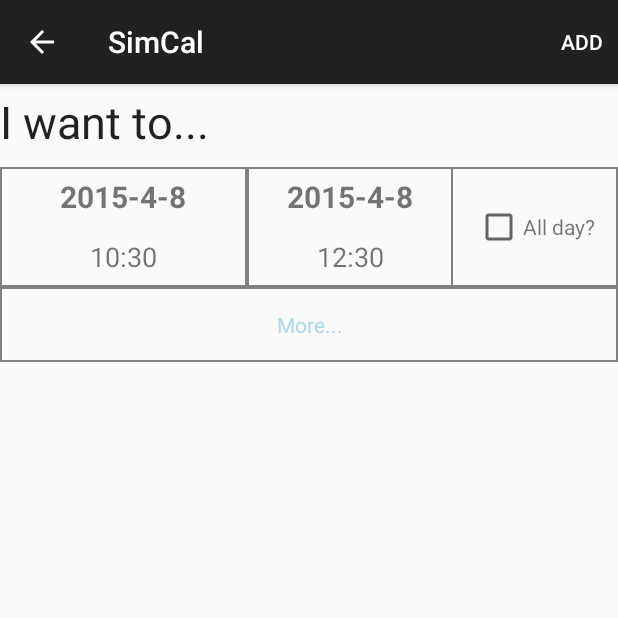
After one commit to SpongeBobSun/SimCal, an Android app: the AddEventActivity screen opened directly, with no data from a screen before it, on a phone screen of 412 x 824 dp, the top half of it. The commit adds this screen. Run offline under Robolectric (Android 15) with nearby library versions, the phone set to English and light mode, and no system bars.

Commit message:
Add "AddEvent" Activity & Fragment
Add "AddEvent" Activity & Fragment.
Add date & time picker.

```diff
--- /dev/null
+++ b/app/src/main/java/sun/bob/simcal/AddEventActivity.java
@@ -0,0 +1,121 @@
+package sun.bob.simcal;
+
+import android.content.Intent;
+import android.os.Bundle;
+import android.support.v4.app.FragmentManager;
+import android.support.v7.app.ActionBarActivity;
+import android.util.Log;
+import android.view.Menu;
+import android.view.MenuItem;
+import android.widget.Toast;
+
+import java.util.Calendar;
+
+import sun.bob.simcal.model.mMonthData;
+import sun.bob.simcal.view.AddEventFragment;
+
+/**
+ * Created by sunkuan on 2015/4/8.
+ */
+public class AddEventActivity extends ActionBarActivity {
+    private String startCCYY;
+    private String startMM;
+    private String startDD;
+    private String startHH;
+    private String startTT;
+    private String endCCYY;
+    private String endMM;
+    private String endDD;
+    private String endHH;
+    private String endTT;
+    private String title;
+    private String detail;
+
+    @Override
+    public void onCreate(Bundle savedInstanceState){
+        super.onCreate(savedInstanceState);
+        setContentView(R.layout.fragment_add_event);
+        getSupportActionBar().setDisplayHomeAsUpEnabled(true);
+        FragmentManager fm = this.getSupportFragmentManager();
+        AddEventFragment addEventFragment = (AddEventFragment) fm.findFragmentById(R.id.id_add_event_fragment_container);
+        if(addEventFragment == null){
+            addEventFragment = new AddEventFragment();
+            fm.beginTransaction()
+                    .add(R.id.id_add_event_fragment_container,addEventFragment)
+                    .commit();
+            }
+        getDefaultValue();
+        }
+
+    private void getDefaultValue(){
+        startCCYY = mMonthData.getCurrentCCYY();
+        startMM = mMonthData.getCurrentMM();
+        startDD = mMonthData.getCurrentDD();
+        startHH = mMonthData.getCurrentHH();
+        startTT = mMonthData.getCurrentTT();
+        endCCYY = startCCYY;
+        startMM = mMonthData.getCurrentMM();
+        startDD = mMonthData.getCurrentDD();
+        startHH = mMonthData.getDefaultEndHH();
+        startTT = mMonthData.getCurrentTT();
+        title = "untitled event";
+//        detail = "Untitled event occurs on" + startCCYY+" "+startMMDD+" "+startHHMM;
+
+    }
+
+    @Override
+    public boolean onCreateOptionsMenu(Menu menu) {
+        getMenuInflater().inflate(R.menu.add_event, menu);
+        return true;
+    }
+    @Override
+    public void onActivityResult(int requestCode, int resultCode, Intent data){
+        /**
+         * requestCode:
+         *              0:  Start Date Picker
+         *              1:  End Date Picker
+         * resultCode:
+         *              0:  success - two steps all passed
+         *              1:  fail - only picked date
+         *              2:  fail - only picked time?
+         */
+        switch (requestCode){
+            case 0:
+                    if(resultCode == 0){
+                        if(data == null)
+                            return;
+//                        Toast.makeText(this,data.getStringExtra("date")+" --- "+data.getStringExtra("time"),Toast.LENGTH_LONG).show();
+                        startCCYY = data.getStringExtra("CCYY");
+                        startMM = data.getStringExtra("MM");
+                        startDD = data.getStringExtra("DD");
+                        startHH = data.getStringExtra("HH");
+                        startTT = data.getStringExtra("TT");
+                    }else{
+                        return;
+                    }
+                break;
+            case 1:
+                if(resultCode == 0){
+                    if(data == null)
+                        return;
+//                    Toast.makeText(this,data.getStringExtra("date")+" --- "+data.getStringExtra("time"),Toast.LENGTH_LONG).show();
+                    endCCYY = data.getStringExtra("CCYY");
+                    endMM = data.getStringExtra("MM");
+                    endDD = data.getStringExtra("DD");
+                    endHH = data.getStringExtra("HH");
+                    endTT = data.getStringExtra("TT");
+                }else{
+                    return;
+                }
+                break;
+            default:
+                break;
+        }
+        return;
+    }
+    @Override
+    public boolean onOptionsItemSelected(MenuItem item) {
+        Log.e("SimCal - ",startCCYY+startMM+startDD+startHH+startTT);
+        return true;
+    }
+}
--- a/app/src/main/java/sun/bob/simcal/MainActivity.java
+++ b/app/src/main/java/sun/bob/simcal/MainActivity.java
@@ -116,6 +116,10 @@ public class MainActivity extends ActionBarActivity
         return mainFragment.getCurrentSelectDate();
     }
 
+    @Override
+    public void onSaveInstanceState(Bundle outState){
+        super.onSaveInstanceState(outState);
+    }
 //    /**
 //     * A placeholder fragment containing a simple view.
 //     */
--- a/app/src/main/java/sun/bob/simcal/model/mMonthData.java
+++ b/app/src/main/java/sun/bob/simcal/model/mMonthData.java
@@ -22,6 +22,7 @@ public class mMonthData{
     private int year;
     private int month;
     private int lastMonth;
+    private static Calendar todayCalendar;
     public mMonthData(Context context){
         appContext = context;
 //        instance = this;
@@ -125,12 +126,70 @@ public class mMonthData{
         content.get(day + 7 + startDay - 1).mark(color,style);
     }
     public static int getCurrentYear(){
-        Calendar c = Calendar.getInstance();
-        return c.get(Calendar.YEAR);
+        if(todayCalendar == null){
+            todayCalendar = Calendar.getInstance();
+        }
+        return todayCalendar.get(Calendar.YEAR);
     }
     public static int getCurrentMonth(){
-        Calendar c = Calendar.getInstance();
-        return c.get(Calendar.MONTH)+1;
+        if(todayCalendar == null){
+            todayCalendar = Calendar.getInstance();
+        }
+        return todayCalendar.get(Calendar.MONTH)+1;
+    }
+    public static String getCurrentCCYY(){
+        if(todayCalendar == null){
+            todayCalendar = Calendar.getInstance();
+        }
+        return String.format("%d",todayCalendar.get(Calendar.YEAR));
+    }
+    public static String getCurrentMMDD(){
+        if(todayCalendar == null){
+            todayCalendar = Calendar.getInstance();
+        }
+        return String.format("%d-%d",todayCalendar.get(Calendar.MONTH)+1,todayCalendar.get(Calendar.DAY_OF_MONTH));
+    }
+    public static String getCurrentMM(){
+        if(todayCalendar == null){
+            todayCalendar = Calendar.getInstance();
+        }
+        return String.format("%d",todayCalendar.get(Calendar.MONTH)+1);
+    }
+    public static String getCurrentDD(){
+        if(todayCalendar == null){
+            todayCalendar = Calendar.getInstance();
+        }
+        return String.format("%d",todayCalendar.get(Calendar.DAY_OF_MONTH));
+    }
+    public static String getCurrentHHMM(){
+        if(todayCalendar == null){
+            todayCalendar = Calendar.getInstance();
+        }
+        return String.format("%d:%d",todayCalendar.get(Calendar.HOUR_OF_DAY),todayCalendar.get(Calendar.MINUTE));
+    }
+    public static String getCurrentHH(){
+        if(todayCalendar == null){
+            todayCalendar = Calendar.getInstance();
+        }
+        return String.format("%d",todayCalendar.get(Calendar.HOUR_OF_DAY));
+    }
+    public static String getDefaultEndHH(){
+        if(todayCalendar == null){
+            todayCalendar = Calendar.getInstance();
+        }
+        return String.format("%d",todayCalendar.get(Calendar.HOUR_OF_DAY)+2);
+    }
+    public static String getCurrentTT(){
+        if(todayCalendar == null){
+            todayCalendar = Calendar.getInstance();
+        }
+        return String.format("%d",todayCalendar.get(Calendar.MINUTE));
+    }
+    public static String getDefaultEndHHMM(){
+        if(todayCalendar == null){
+            todayCalendar = Calendar.getInstance();
+        }
+        return String.format("%d:%d",todayCalendar.get(Calendar.HOUR_OF_DAY)+2,todayCalendar.get(Calendar.MINUTE));
     }
     public ArrayList getArrayUp(int day){
         day+=startDay;
--- /dev/null
+++ b/app/src/main/java/sun/bob/simcal/view/AddEventFragment.java
@@ -0,0 +1,72 @@
+package sun.bob.simcal.view;
+
+import android.content.Intent;
+import android.os.Bundle;
+import android.support.v4.app.Fragment;
+import android.view.LayoutInflater;
+import android.view.MenuItem;
+import android.view.View;
+import android.view.ViewGroup;
+import android.widget.LinearLayout;
+import android.widget.TextView;
+
+import sun.bob.simcal.R;
+import sun.bob.simcal.model.mMonthData;
+
+/**
+ * Created by sunkuan on 2015/4/8.
+ */
+public class AddEventFragment extends Fragment {
+    @Override
+    public void onCreate(Bundle savedInstanceState){
+        super.onCreate(savedInstanceState);
+    }
+
+    @Override
+    public View onCreateView(LayoutInflater inflater,ViewGroup father,Bundle savedInstanceState){
+        View ret = null;
+        ret = inflater.inflate(R.layout.layout_add_event,father,false);
+        TextView startDateTextView = (TextView) ret.findViewById(R.id.id_date_picker_start);
+        TextView startTimeTextView = (TextView) ret.findViewById(R.id.id_time_picker_start);
+        TextView endDateTextView = (TextView) ret.findViewById(R.id.id_date_picker_end);
+        TextView endTimeTextView = (TextView) ret.findViewById(R.id.id_time_picker_end);
+
+        startDateTextView.setText(mMonthData.getCurrentCCYY()+"-"+mMonthData.getCurrentMMDD());
+        startTimeTextView.setText(mMonthData.getCurrentHHMM());
+
+        endDateTextView.setText(mMonthData.getCurrentCCYY()+"-"+mMonthData.getCurrentMMDD());
+        endTimeTextView.setText(mMonthData.getDefaultEndHHMM());
+
+        initListener(ret);
+
+        return ret;
+    }
+    @Override
+    public boolean onOptionsItemSelected(MenuItem item) {
+        if (item.getItemId() == R.id.action_add_event) {
+
+            return true;
+        }
+        return false;
+    }
+    public void initListener(View v){
+        LinearLayout startContainer = (LinearLayout) v.findViewById(R.id.id_start_selector_container);
+        startContainer.setOnClickListener(new View.OnClickListener() {
+            @Override
+            public void onClick(View v) {
+                //Todo
+                //Change text color here.
+                Intent intent = new Intent(getActivity(),DatePickerActivity.class);
+                getActivity().startActivityForResult(intent, 0);
+            }
+        });
+        LinearLayout endContainer = (LinearLayout) v.findViewById(R.id.id_end_selector_container);
+        endContainer.setOnClickListener(new View.OnClickListener() {
+            @Override
+            public void onClick(View v) {
+                Intent intent = new Intent(getActivity(),DatePickerActivity.class);
+                getActivity().startActivityForResult(intent, 1);
+            }
+        });
+    }
+}
--- a/app/src/main/java/sun/bob/simcal/view/MainFragment.java
+++ b/app/src/main/java/sun/bob/simcal/view/MainFragment.java
@@ -22,6 +22,7 @@ public class MainFragment extends Fragment {
     @Override
     public void onCreate(Bundle savedInstanceState){
         super.onCreate(savedInstanceState);
+        setRetainInstance(true);
     }
     @Override
     public View onCreateView(LayoutInflater inflater,ViewGroup parent,Bundle savedInstanceState){
--- /dev/null
+++ b/app/src/main/res/drawable/date_selector_1.xml
@@ -0,0 +1,7 @@
+<?xml version="1.0" encoding="UTF-8"?>
+<shape xmlns:android="http://schemas.android.com/apk/res/android"
+    android:shape="rectangle">
+    <solid android:color="@null"/>
+    <stroke android:width="1dp"
+            android:color="@color/gray"/>
+</shape>
--- /dev/null
+++ b/app/src/main/res/layout/fragment_add_event.xml
@@ -0,0 +1,9 @@
+<?xml version="1.0" encoding="utf-8"?>
+<FrameLayout
+    xmlns:android="http://schemas.android.com/apk/res/android"
+    android:orientation="vertical"
+    android:layout_width="match_parent"
+    android:layout_height="match_parent"
+    android:id="@+id/id_add_event_fragment_container">
+
+</FrameLayout>
--- /dev/null
+++ b/app/src/main/res/layout/layout_add_event.xml
@@ -0,0 +1,98 @@
+<?xml version="1.0" encoding="utf-8"?>
+<LinearLayout xmlns:android="http://schemas.android.com/apk/res/android"
+    android:orientation="vertical"
+    android:layout_width="match_parent"
+    android:layout_height="match_parent"
+    android:id="@+id/id_add_event_layout"
+    android:focusable="false"
+    android:focusableInTouchMode="true"
+    >
+    <EditText
+        android:layout_width="match_parent"
+        android:layout_height="50dp"
+        android:maxLines="1"
+        android:singleLine="true"
+        android:textSize="30dp"
+        android:text="I want to..."
+        android:background="@null"
+        android:layout_marginBottom="5dp"/>
+    <LinearLayout
+        android:layout_width="match_parent"
+        android:layout_height="80dp"
+        android:orientation="horizontal"
+        android:background="@drawable/date_selector_1">
+        <LinearLayout
+            android:layout_width="0px"
+            android:layout_height="match_parent"
+            android:layout_weight="1.2"
+            android:orientation="vertical"
+            android:background="@drawable/date_selector_1"
+            android:id="@+id/id_start_selector_container"
+            >
+            <TextView
+                android:layout_width="fill_parent"
+                android:layout_height="40dp"
+                android:textSize="20dp"
+                android:text="CCYY-MM-DD"
+                android:gravity="center"
+                android:textStyle="bold"
+                android:id="@+id/id_date_picker_start"/>
+            <TextView
+                android:layout_width="fill_parent"
+                android:layout_height="40dp"
+                android:textSize="18dp"
+                android:gravity="center"
+                android:text="HH:MM"
+                android:id="@+id/id_time_picker_start"/>
+        </LinearLayout>
+        <LinearLayout
+            android:layout_width="0px"
+            android:layout_height="match_parent"
+            android:layout_weight="1.0"
+            android:orientation="vertical"
+            android:background="@drawable/date_selector_1"
+            android:id="@+id/id_end_selector_container">
+            <TextView
+                android:layout_width="fill_parent"
+                android:layout_height="40dp"
+                android:textSize="20dp"
+                android:text="CCYY-MM-DD"
+                android:gravity="center"
+                android:textStyle="bold"
+                android:id="@+id/id_date_picker_end"/>
+            <TextView
+                android:layout_width="fill_parent"
+                android:layout_height="40dp"
+                android:textSize="18dp"
+                android:gravity="center"
+                android:text="HH:MM"
+                android:id="@+id/id_time_picker_end"/>
+        </LinearLayout>
+        <LinearLayout
+            android:layout_width="0px"
+            android:layout_height="fill_parent"
+            android:layout_weight="0.8"
+            android:orientation="horizontal"
+            android:gravity="center">
+            <CheckBox
+                android:layout_width="wrap_content"
+                android:layout_height="30dp" />
+            <TextView
+                android:layout_width="wrap_content"
+                android:layout_height="20dp"
+                android:text="All day?"/>
+        </LinearLayout>
+    </LinearLayout>
+    <LinearLayout
+        android:layout_width="fill_parent"
+        android:layout_height="wrap_content"
+        android:orientation="vertical">
+        <TextView
+            android:layout_width="fill_parent"
+            android:layout_height="50dp"
+            android:gravity="center"
+            android:background="@drawable/date_selector_1"
+            android:text="More..."
+            android:textColor="@color/lightblue"/>
+    </LinearLayout>
+</LinearLayout>
--- /dev/null
+++ b/app/src/main/res/menu/add_event.xml
@@ -0,0 +1,7 @@
+<menu xmlns:android="http://schemas.android.com/apk/res/android"
+    xmlns:app="http://schemas.android.com/apk/res-auto"
+    xmlns:tools="http://schemas.android.com/tools" tools:context=".MainActivity">
+    <item android:id="@+id/action_add_event"
+        android:title="Add"
+        app:showAsAction="withText|always" />
+</menu>
--- a/app/src/main/res/menu/main.xml
+++ b/app/src/main/res/menu/main.xml
@@ -1,8 +1,8 @@
 <menu xmlns:android="http://schemas.android.com/apk/res/android"
     xmlns:app="http://schemas.android.com/apk/res-auto"
     xmlns:tools="http://schemas.android.com/tools" tools:context=".MainActivity">
-    <item android:id="@+id/action_example" android:title="@string/action_example"
-        app:showAsAction="withText|ifRoom" />
+    <item android:id="@+id/action_example" android:title="New"
+        app:showAsAction="always" />
     <item android:id="@+id/action_settings" android:title="@string/action_settings"
         android:orderInCategory="100" app:showAsAction="never" />
 </menu>
--- a/app/src/main/res/values/styles.xml
+++ b/app/src/main/res/values/styles.xml
@@ -4,5 +4,7 @@
     <style name="AppTheme" parent="Theme.AppCompat.Light.DarkActionBar">
         <!-- Customize your theme here. -->
     </style>
+    <style name="Dialog" parent="Theme.AppCompat.Light.Dialog">
 
+    </style>
 </resources>
```
Also changed, not shown: app/src/main/AndroidManifest.xml (+10 -0 lines), app/src/main/java/sun/bob/simcal/NavigationDrawerFragment.java (+5 -3 lines), app/src/main/java/sun/bob/simcal/view/DatePickerActivity.java (added, +51 -0 lines), app/src/main/java/sun/bob/simcal/view/TimePickerActivity.java (added, +56 -0 lines), app/src/main/res/layout/activity_date_picker.xml (added, +36 -0 lines), app/src/main/res/layout/activity_time_picker.xml (added, +36 -0 lines).
